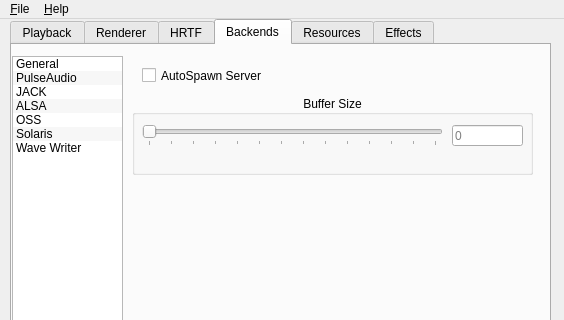
First picture: the form in engine/lib/openal/utils/alsoft-config/mainwindow.ui, repository ivletest/Reload, before the edit; both pictures show x 0 to 564 and y 0 to 320 of the 564 by 460 pixel window.
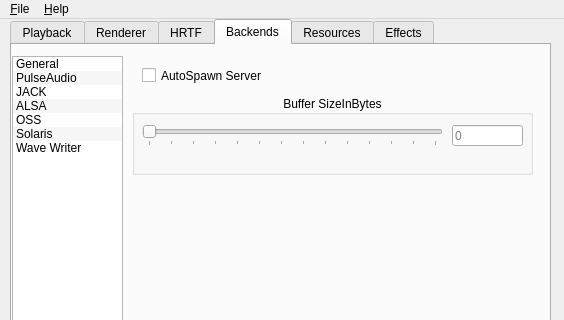
Second picture: the form after the edit. The open tabs and pages were chosen to show the change. Icons and pictures are not drawn.

Patch:
```diff
--- a/engine/lib/openal/utils/alsoft-config/mainwindow.ui
+++ b/engine/lib/openal/utils/alsoft-config/mainwindow.ui
@@ -1349,7 +1349,7 @@
 processing requests. Must be a power of 2.</string>
         </property>
         <property name="title">
-         <string>Buffer Size</string>
+         <string>Buffer SizeInBytes</string>
         </property>
         <property name="alignment">
          <set>Qt::AlignCenter</set>
```
